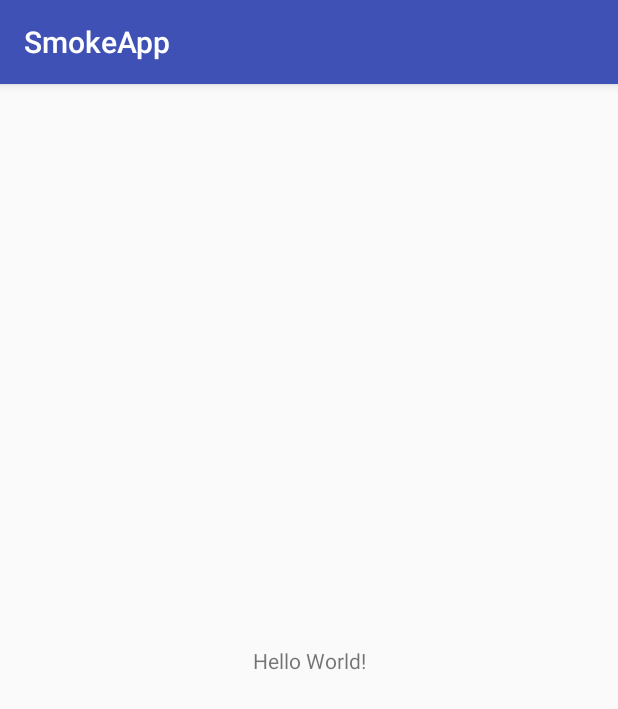
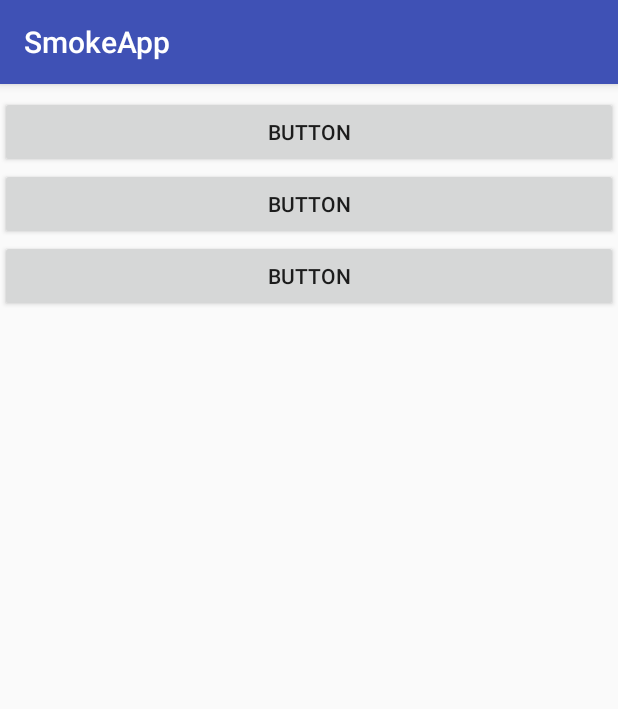
Before and after one commit to racestar4/SmokerApp, an Android app: the screen it shows after launch (MainActivity), on a phone screen of 412 x 824 dp. Shown: the top 709 px of the screen. Run offline under Robolectric (Android 15) with nearby library versions, the phone set to English and light mode, and no system bars.

Commit message:
Layout angepasst

```diff
--- a/app/src/main/res/layout/activity_main.xml
+++ b/app/src/main/res/layout/activity_main.xml
@@ -6,13 +6,29 @@
     android:layout_height="match_parent"
     tools:context=".MainActivity">
 
-    <TextView
-        android:layout_width="wrap_content"
-        android:layout_height="wrap_content"
-        android:text="Hello World!"
-        app:layout_constraintBottom_toBottomOf="parent"
-        app:layout_constraintLeft_toLeftOf="parent"
-        app:layout_constraintRight_toRightOf="parent"
-        app:layout_constraintTop_toTopOf="parent" />
+    <LinearLayout
+        android:layout_width="match_parent"
+        android:layout_height="526dp"
+        android:layout_marginTop="8dp"
+        android:orientation="vertical"
+        app:layout_constraintTop_toTopOf="parent">
 
+        <Button
+            android:id="@+id/button"
+            android:layout_width="match_parent"
+            android:layout_height="wrap_content"
+            android:text="Button" />
+
+        <Button
+            android:id="@+id/button2"
+            android:layout_width="match_parent"
+            android:layout_height="wrap_content"
+            android:text="Button" />
+
+        <Button
+            android:id="@+id/button3"
+            android:layout_width="match_parent"
+            android:layout_height="wrap_content"
+            android:text="Button" />
+    </LinearLayout>
 </android.support.constraint.ConstraintLayout>
```
